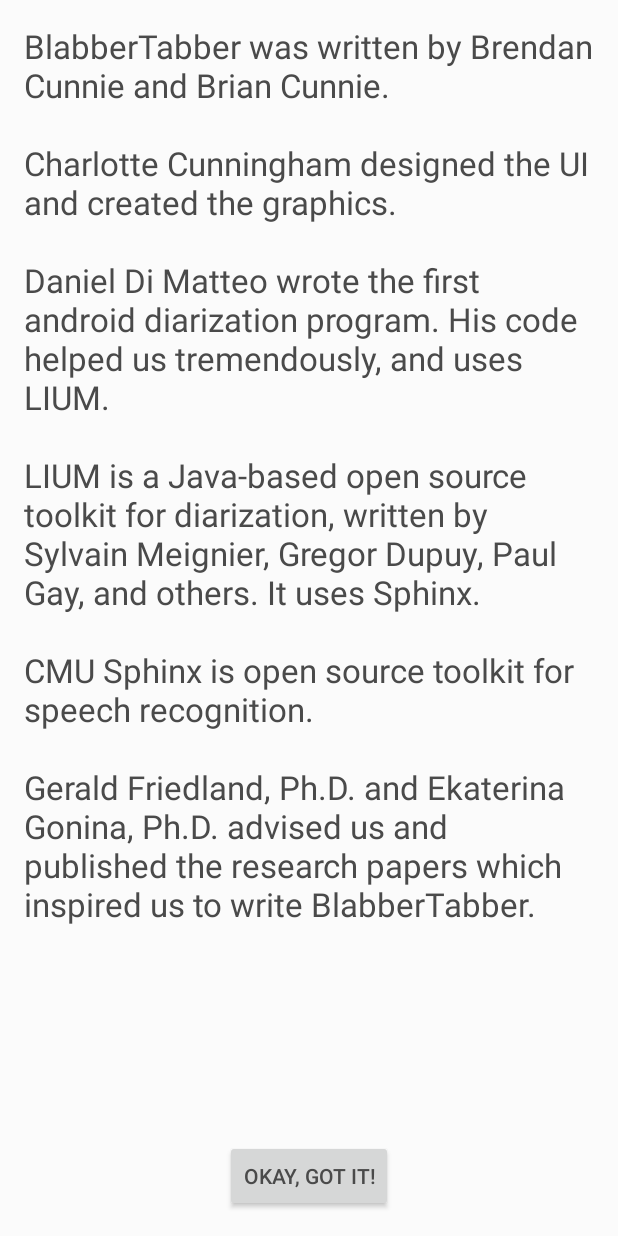
After one commit to blabbertabber/blabbertabber, an Android app: the AcknowledgementsActivity screen opened directly, with no data from a screen before it, on a phone screen of 412 x 824 dp. The commit adds this screen. Run offline under Robolectric (Android 15) with nearby library versions, the phone set to English and light mode, and no system bars.

Commit message:
AcknowledgementsActivity displays gratitude
"nanos gigantum humeris insidentes" --Bernard of Chartres

- backfilled tests for SummaryActivity's NavigationDrawer
- re-organized methods to more closely follow UI
- updated build.gradle to fix open() causing
  `java.lang.IncompatibleClassChangeError:
  android.support.design.internal.NavigationMenuView`

```diff
--- a/app/src/main/AndroidManifest.xml
+++ b/app/src/main/AndroidManifest.xml
@@ -10,6 +10,7 @@
         android:icon="@mipmap/ic_launcher"
         android:label="@string/app_name"
         android:theme="@style/BlabberTabberTheme">
+
         <!-- http://stackoverflow.com/questions/1898886/removing-an-activity-from-the-history-stack -->
         <activity
             android:name=".MainActivity"
@@ -27,6 +28,10 @@
             android:name=".RecordingService"
             android:enabled="true"
             android:exported="false" />
+
+        <activity
+            android:name=".AcknowledgementsActivity"
+            android:label="@string/title_activity_acknowledgements" />
     </application>
 
 </manifest>
--- /dev/null
+++ b/app/src/main/java/com/blabbertabber/blabbertabber/AcknowledgementsActivity.java
@@ -0,0 +1,19 @@
+package com.blabbertabber.blabbertabber;
+
+import android.app.Activity;
+import android.os.Bundle;
+import android.view.View;
+
+public class AcknowledgementsActivity extends Activity {
+
+
+    @Override
+    protected void onCreate(Bundle savedInstanceState) {
+        super.onCreate(savedInstanceState);
+        setContentView(R.layout.activity_acknowledgements);
+    }
+
+    public void finish(View v) {
+        finish();
+    }
+}
--- a/app/src/main/java/com/blabbertabber/blabbertabber/MainActivity.java
+++ b/app/src/main/java/com/blabbertabber/blabbertabber/MainActivity.java
@@ -23,7 +23,6 @@ public class MainActivity extends Activity {
     protected void onCreate(Bundle savedInstanceState) {
         super.onCreate(savedInstanceState);
         setContentView(R.layout.activity_main);
-        findViewById(R.id.launch_recording_activity);
         Log.i(TAG, "onCreate()");
     }
 
--- a/app/src/main/java/com/blabbertabber/blabbertabber/SummaryActivity.java
+++ b/app/src/main/java/com/blabbertabber/blabbertabber/SummaryActivity.java
@@ -163,4 +163,10 @@ public class SummaryActivity extends Activity {
         sendIntent.setType("text/plain");
         startActivity(sendIntent);
     }
+
+    public void launchAcknowledgementsActivity(MenuItem menuItem) {
+        Log.i(TAG, "launchAcknowledgementsActivity()");
+        Intent intent = new Intent(this, AcknowledgementsActivity.class);
+        startActivity(intent);
+    }
 }
--- /dev/null
+++ b/app/src/main/res/layout/activity_acknowledgements.xml
@@ -0,0 +1,32 @@
+<?xml version="1.0" encoding="utf-8"?>
+<LinearLayout xmlns:android="http://schemas.android.com/apk/res/android"
+    android:layout_width="match_parent"
+    android:layout_height="match_parent"
+    android:orientation="vertical"
+    android:paddingBottom="@dimen/activity_vertical_margin"
+    android:paddingLeft="@dimen/activity_horizontal_margin"
+    android:paddingRight="@dimen/activity_horizontal_margin"
+    android:paddingTop="@dimen/activity_vertical_margin">
+
+    <ScrollView
+        android:layout_width="match_parent"
+        android:layout_height="0dp"
+        android:layout_weight="1">
+
+        <TextView
+            android:id="@+id/acknowledgementsText"
+            android:layout_width="wrap_content"
+            android:layout_height="wrap_content"
+            android:text="@string/acknowledgements_text"
+            android:textAppearance="?android:attr/textAppearanceLarge" />
+
+    </ScrollView>
+
+    <Button
+        android:id="@+id/button_ack_finish"
+        android:layout_width="wrap_content"
+        android:layout_height="wrap_content"
+        android:layout_gravity="center_horizontal"
+        android:onClick="finish"
+        android:text="@string/launch_recording_activity" />
+</LinearLayout>
--- a/app/src/main/res/menu/drawer.xml
+++ b/app/src/main/res/menu/drawer.xml
@@ -9,5 +9,9 @@
             android:id="@+id/show_splash"
             android:onClick="launchMainActivity"
             android:title="@string/launch_main_activity" />
+        <item
+            android:id="@+id/acknowledgements"
+            android:onClick="launchAcknowledgementsActivity"
+            android:title="@string/launch_acknowledgements_activity" />
     </group>
 </menu>
--- a/app/src/main/res/values/dimens.xml
+++ b/app/src/main/res/values/dimens.xml
@@ -2,4 +2,5 @@
     <!-- Default screen margins, per the Android Design guidelines. -->
     <dimen name="activity_horizontal_margin">16dp</dimen>
     <dimen name="activity_vertical_margin">16dp</dimen>
+    <dimen name="fab_margin">16dp</dimen>
 </resources>
--- a/app/src/main/res/values/strings.xml
+++ b/app/src/main/res/values/strings.xml
@@ -31,8 +31,22 @@
     <string name="speaker_duration_title">Duration</string>
     <string name="play_meeting_wav">Replay Meeting</string>
     <string name="launch_main_activity">Show Splash Screen</string>
+    <string name="launch_acknowledgements_activity">Acknowledgements</string>
     <string name="drawer_open">Open Sesame!</string>
     <string name="drawer_close">Close Sesame!</string>
     <string name="drawer_description">Beautiful Drawers!</string>
     <string name="drawer_title">Advanced</string>
+    <string name="title_activity_acknowledgements">AcknowledgementsActivity</string>
+
+    <string name="acknowledgements_text" formatted="false">BlabberTabber was written
+        by Brendan Cunnie and Brian Cunnie.\n
+        \nCharlotte Cunningham designed the UI and created the graphics.\n
+        \nDaniel Di Matteo wrote the first android diarization program. His code
+        helped us tremendously, and uses LIUM.\n
+        \nLIUM is a Java-based open source toolkit for diarization, written by
+        Sylvain Meignier, Gregor Dupuy, Paul Gay, and others. It uses Sphinx.\n
+        \nCMU Sphinx is open source toolkit for speech recognition.\n
+        \nGerald Friedland, Ph.D. and Ekaterina Gonina, Ph.D. advised us and
+        published the research papers which inspired us to write BlabberTabber.
+        </string>
 </resources>
```
Also changed, not shown: app/build.gradle (+10 -1 lines), 2 other files.
